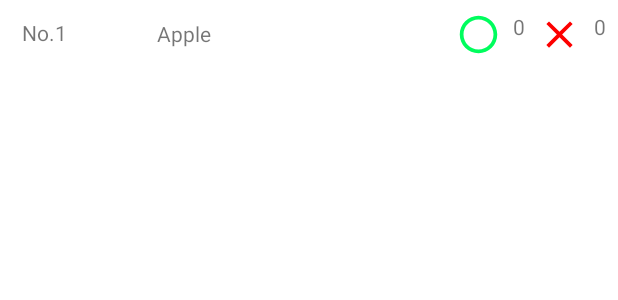
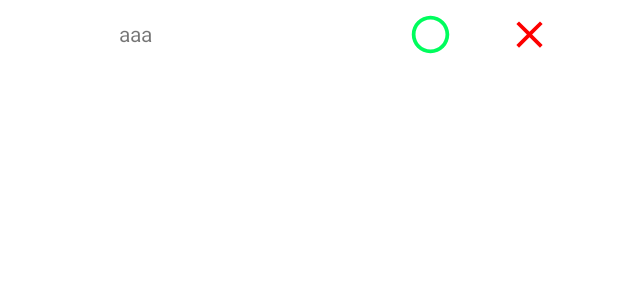
Before and after one commit to bang400/MyFlashcard_for_SQLite, an Android app: the layout word_item.xml on its own in the app's theme, with its tools: preview values and no code run, on a phone screen of 412 x 824 dp. Shown: the top 300 px of the screen. Run offline under Robolectric (Android 15) with nearby library versions, the phone set to English and light mode, and no system bars.

```diff
--- a/app/src/main/res/layout/word_edit_fragment.xml
+++ b/app/src/main/res/layout/word_edit_fragment.xml
@@ -46,13 +46,13 @@
     </com.google.android.material.textfield.TextInputLayout>
 
     <Button
-        android:id="@+id/button_add_edit_word"
+        android:id="@+id/button_update_edit_word"
         android:layout_width="200dp"
         android:layout_height="wrap_content"
         android:layout_marginTop="16dp"
         android:background="@drawable/rounded_button"
         android:gravity="center"
-        android:text="単語を追加"
+        android:text="更新する"
         app:layout_constraintEnd_toEndOf="parent"
         app:layout_constraintStart_toStartOf="parent"
         app:layout_constraintTop_toBottomOf="@+id/textInputLayout2_edit" />
--- a/app/src/main/res/layout/word_item.xml
+++ b/app/src/main/res/layout/word_item.xml
@@ -20,16 +20,15 @@
 
     <TextView
         android:id="@+id/textView_wrong_word_item"
-        android:layout_width="wrap_content"
+        android:layout_width="20dp"
         android:layout_height="wrap_content"
         android:layout_marginTop="8dp"
-        android:layout_marginEnd="8dp"
+        android:layout_marginEnd="16dp"
         android:layout_marginBottom="8dp"
-        android:text="0"
         app:layout_constraintBottom_toBottomOf="parent"
         app:layout_constraintEnd_toEndOf="parent"
         app:layout_constraintTop_toTopOf="parent"
-        app:layout_constraintVertical_bias="0.0" />
+        app:layout_constraintVertical_bias="0.545" />
 
     <ImageView
         android:id="@+id/imageView3"
@@ -41,49 +40,46 @@
         app:layout_constraintBottom_toBottomOf="parent"
         app:layout_constraintEnd_toStartOf="@+id/textView_wrong_word_item"
         app:layout_constraintTop_toTopOf="parent"
-        app:layout_constraintVertical_bias="0.476"
+        app:layout_constraintVertical_bias="0.0"
         app:srcCompat="@drawable/ic_baseline_close_24" />
 
     <TextView
         android:id="@+id/textview_wordNum_word_item"
-        android:layout_width="wrap_content"
-        android:layout_height="wrap_content"
-        android:layout_marginStart="8dp"
+        android:layout_width="50dp"
+        android:layout_height="20dp"
+        android:layout_marginStart="16dp"
         android:layout_marginTop="8dp"
-        android:layout_marginEnd="8dp"
         android:layout_marginBottom="8dp"
-        android:text="No.1"
         app:layout_constraintBottom_toBottomOf="parent"
-        app:layout_constraintEnd_toStartOf="@+id/textView_word_word_item"
-        app:layout_constraintHorizontal_bias="0.111"
         app:layout_constraintStart_toStartOf="parent"
         app:layout_constraintTop_toTopOf="parent"
         app:layout_constraintVertical_bias="0.363" />
 
     <TextView
         android:id="@+id/textView_word_word_item"
-        android:layout_width="191dp"
+        android:layout_width="180dp"
         android:layout_height="20dp"
+        android:layout_marginStart="8dp"
         android:layout_marginTop="8dp"
         android:layout_marginEnd="8dp"
         android:layout_marginBottom="8dp"
-        android:text="Apple"
+        android:text="aaa"
         app:layout_constraintBottom_toBottomOf="parent"
         app:layout_constraintEnd_toStartOf="@+id/imageView"
+        app:layout_constraintStart_toEndOf="@+id/textview_wordNum_word_item"
         app:layout_constraintTop_toTopOf="parent"
         app:layout_constraintVertical_bias="0.461" />
 
     <TextView
         android:id="@+id/textView_correct_word_item"
-        android:layout_width="wrap_content"
+        android:layout_width="20dp"
         android:layout_height="wrap_content"
         android:layout_marginTop="8dp"
         android:layout_marginEnd="8dp"
         android:layout_marginBottom="8dp"
-        android:text="0"
         app:layout_constraintBottom_toBottomOf="parent"
         app:layout_constraintEnd_toStartOf="@+id/imageView3"
         app:layout_constraintTop_toTopOf="parent"
-        app:layout_constraintVertical_bias="0.0" />
+        app:layout_constraintVertical_bias="0.545" />
 
 </androidx.constraintlayout.widget.ConstraintLayout>
```
Also changed, not shown: app/src/main/java/com/yamato/myflashcard_for_sqlite/WordAdapter.kt (+4 -3 lines), app/src/main/java/com/yamato/myflashcard_for_sqlite/page/edit/WordEditFragment.kt (+27 -0 lines), app/src/main/java/com/yamato/myflashcard_for_sqlite/page/edit/WordEditViewModel.kt (+34 -1 lines), app/src/main/java/com/yamato/myflashcard_for_sqlite/repository/WordRepository.kt (+5 -3 lines), app/src/main/java/com/yamato/myflashcard_for_sqlite/repository/WordRepositoryImpl.kt (+16 -0 lines).
